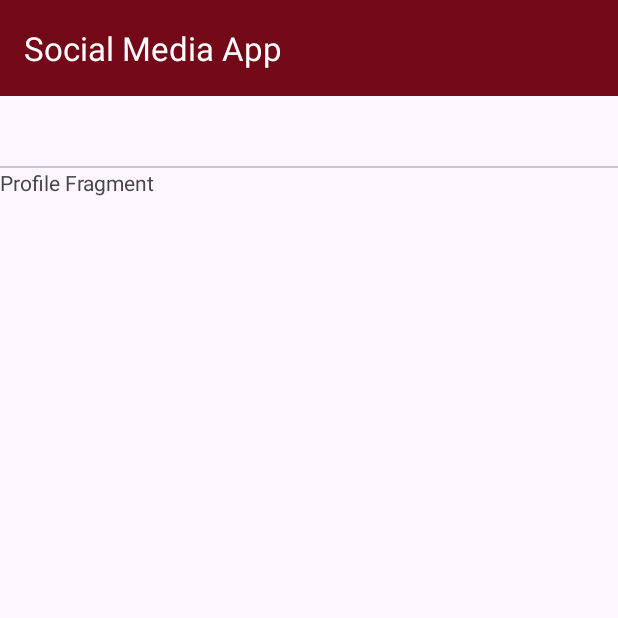
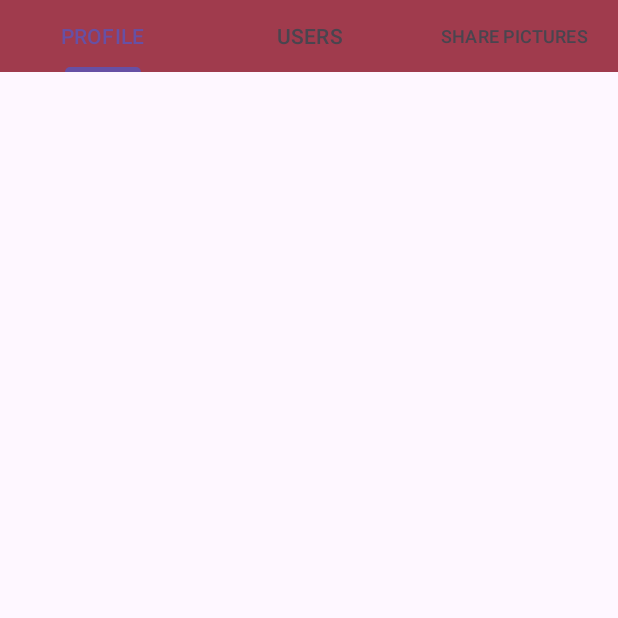
Before and after one commit to AkhladLaraib/InstagramClone, an Android app: the SocialMediaActivity screen opened directly, with no data from a screen before it, on a phone screen of 412 x 824 dp, the top half of it. Run offline under Robolectric (Android 15) with nearby library versions, the phone set to English and light mode, and no system bars.

Commit message:
TabLayout setup

```diff
--- a/app/src/main/AndroidManifest.xml
+++ b/app/src/main/AndroidManifest.xml
@@ -18,8 +18,7 @@
         android:usesCleartextTraffic="true"
         tools:targetApi="31">
         <activity
-            android:name=".SocialMediaActivity"
-            android:exported="false" />
+            android:name=".SocialMediaActivity" />
         <activity
             android:name=".LoginActivity" />
         <activity
--- a/app/src/main/java/com/example/instagramclone/SocialMediaActivity.java
+++ b/app/src/main/java/com/example/instagramclone/SocialMediaActivity.java
@@ -4,17 +4,18 @@ import static androidx.viewpager2.widget.ViewPager2.*;
 
 import androidx.appcompat.app.AppCompatActivity;
 import androidx.appcompat.widget.Toolbar;
+import androidx.viewpager.widget.ViewPager;
 import androidx.viewpager2.widget.ViewPager2;
 
 import android.os.Bundle;
 
 import com.google.android.material.tabs.TabLayout;
 import com.google.android.material.tabs.TabLayout.OnTabSelectedListener;
+import com.google.android.material.tabs.TabLayoutMediator;
 
 public class SocialMediaActivity extends AppCompatActivity {
 
-    private ViewPager2 viewPager;
-    private TabLayout tabLayout;
+    private Toolbar toolbar;
 
     @Override
     protected void onCreate(Bundle savedInstanceState) {
@@ -28,43 +29,57 @@ public class SocialMediaActivity extends AppCompatActivity {
             Toolbar toolbar = findViewById(R.id.myToolbar);
             setSupportActionBar(toolbar);
 
-            viewPager = findViewById(R.id.viewPager);
-            tabLayout = findViewById(R.id.tabLayout);
+            ViewPager2 viewPager = findViewById(R.id.viewPager);
+            TabAdapter tabAdapter = new TabAdapter(getSupportFragmentManager(), getLifecycle());
+            viewPager.setAdapter(tabAdapter);
 
-            TabAdapter tabAdapter = new TabAdapter(getSupportFragmentManager(), null, getTitle().toString());
-            viewPager.setAdapter(tabAdapter);
+            TabLayout tabLayout = findViewById(R.id.tabLayout);
+            new TabLayoutMediator(tabLayout, viewPager,
+                    (tab, position) -> {
+                        switch (position) {
+                            case 0:
+                                tab.setText("PROFILE");
+                                break;
+                            case 1:
+                                tab.setText("USERS");
+                                break;
+                            case 2:
+                                tab.setText("SHARE PICTURES");
+                                break;
+                        }
+                    }).attach();
         } catch (NullPointerException e) {
 
             e.getMessage();
         }
 
 
-
-        tabLayout.addOnTabSelectedListener(new OnTabSelectedListener() {
-            @Override
-            public void onTabSelected(TabLayout.Tab tab) {
-
-                viewPager.setCurrentItem(tab.getPosition());
-            }
-
-            @Override
-            public void onTabUnselected(TabLayout.Tab tab) {
-
-            }
-
-            @Override
-            public void onTabReselected(TabLayout.Tab tab) {
-
-            }
-        });
-
-        viewPager.registerOnPageChangeCallback(new OnPageChangeCallback() {
-            @Override
-            public void onPageSelected(int position) {
-
-                tabLayout.selectTab(tabLayout.getTabAt(position));
-            }
-        });
+//
+//        tabLayout.addOnTabSelectedListener(new OnTabSelectedListener() {
+//            @Override
+//            public void onTabSelected(TabLayout.Tab tab) {
+//
+//                viewPager.setCurrentItem(tab.getPosition());
+//            }
+//
+//            @Override
+//            public void onTabUnselected(TabLayout.Tab tab) {
+//
+//            }
+//
+//            @Override
+//            public void onTabReselected(TabLayout.Tab tab) {
+//
+//            }
+//        });
+//
+//        viewPager.registerOnPageChangeCallback(new OnPageChangeCallback() {
+//            @Override
+//            public void onPageSelected(int position) {
+//
+//                tabLayout.selectTab(tabLayout.getTabAt(position));
+//            }
+//        });
 
 
     }
--- a/app/src/main/java/com/example/instagramclone/TabAdapter.java
+++ b/app/src/main/java/com/example/instagramclone/TabAdapter.java
@@ -8,13 +8,9 @@ import androidx.viewpager2.adapter.FragmentStateAdapter;
 
 public class TabAdapter extends FragmentStateAdapter {
 
-    private final String fragmentsTitle;
 
-
-    public TabAdapter(@NonNull FragmentManager fragmentManager, Lifecycle lifecycle, String fragmentsTitle) {
+    public TabAdapter(@NonNull FragmentManager fragmentManager, @NonNull Lifecycle lifecycle) {
         super(fragmentManager, lifecycle);
-
-        this.fragmentsTitle = fragmentsTitle;
     }
 
     @NonNull
@@ -22,69 +18,19 @@ public class TabAdapter extends FragmentStateAdapter {
     public Fragment createFragment(int tabPosition) {
 
         switch (tabPosition) {
-
             case 0:
                 return new ProfileTab();
-
             case 1:
                 return new UsersTab();
-
             case 2:
                 return new SharePicturesTab();
-
             default:
                 return null;
-
-
         }
     }
 
     @Override
     public int getItemCount() {
-
         return 3;
     }
-
-    public CharSequence getFragmentsTitle(int position) {
-
-        switch (position) {
-
-            case 0:
-                return "Profile";
-            case 1:
-                return "Users";
-            case 2:
-                return "Share Picture";
-            default:
-                return null;
-        }
-
-
-    }
-
-    //
-//    @Override
-//    public long getItemId(int position) {
-//
-//        switch (position) {
-//
-//            case 0:
-//                return Integer.parseInt("Profile");
-//
-//            case 1:
-//                return Integer.parseInt("Users");
-//
-//            case 2:
-//                return Integer.parseInt("Share Picture");
-//
-//            default:
-//                return 0;
-//
-//        }
-//    }
-
-
-
-
-
 }
--- a/app/src/main/res/layout/activity_login.xml
+++ b/app/src/main/res/layout/activity_login.xml
@@ -4,7 +4,7 @@
     xmlns:tools="http://schemas.android.com/tools"
     android:layout_width="match_parent"
     android:layout_height="match_parent"
-    android:background="#DBC3C3"
+    android:background="#D3977F"
     android:onClick="loginLayoutTapped"
     tools:context=".LoginActivity">
 
--- a/app/src/main/res/layout/activity_signup.xml
+++ b/app/src/main/res/layout/activity_signup.xml
@@ -4,7 +4,7 @@
     xmlns:tools="http://schemas.android.com/tools"
     android:layout_width="match_parent"
     android:layout_height="match_parent"
-    android:background="#DBC3C3"
+    android:background="#8ED27B"
     android:onClick="rootLayoutTapped"
     tools:context=".SignUp">
 
@@ -73,7 +73,7 @@
         android:layout_marginStart="80dp"
         android:layout_marginTop="30dp"
         android:layout_marginEnd="80dp"
-        android:backgroundTint="#730818"
+        android:backgroundTint="#2C7308"
         android:text="SIGNUP"
         android:textColor="@color/white"
         app:cornerRadius="10dp"
@@ -88,7 +88,7 @@
         android:layout_marginStart="80dp"
         android:layout_marginTop="40dp"
         android:layout_marginEnd="80dp"
-        android:backgroundTint="#730818"
+        android:backgroundTint="#2C7308"
         android:text="LOGIN"
         android:textColor="@color/white"
         app:cornerRadius="10dp"
--- a/app/src/main/res/layout/activity_social_media.xml
+++ b/app/src/main/res/layout/activity_social_media.xml
@@ -6,28 +6,24 @@
     android:layout_height="match_parent"
     tools:context=".SocialMediaActivity">
 
+    <com.google.android.material.appbar.AppBarLayout
+        android:layout_width="match_parent"
+        android:layout_height="wrap_content"
+        android:id="@+id/appBarLayout">
+
+        <com.google.android.material.tabs.TabLayout
+            android:id="@+id/tabLayout"
+            android:layout_width="match_parent"
+            android:layout_height="wrap_content"
+            android:background="#CB880C20"
+            android:theme="@style/ThemeOverlay.AppCompat.Dark.ActionBar" />
+
+    </com.google.android.material.appbar.AppBarLayout>
+
     <androidx.viewpager2.widget.ViewPager2
         android:layout_width="match_parent"
         android:layout_height="wrap_content"
         android:id="@+id/viewPager"
         android:layout_below="@+id/appBarLayout" />
 
-    <com.google.android.material.appbar.AppBarLayout
-        android:layout_width="match_parent"
-        android:layout_height="wrap_content"
-        android:id="@+id/appBarLayout">
-
-        <include android:id="@+id/myToolbar"
-            layout="@layout/my_toolbar"/>
-
-        <com.google.android.material.tabs.TabLayout
-            android:layout_width="match_parent"
-            android:layout_height="wrap_content"
-            android:id="@+id/tabLayout"
-            android:theme="@style/ThemeOverlay.AppCompat.Dark.ActionBar" />
-
-    </com.google.android.material.appbar.AppBarLayout>
-
-
-
 </RelativeLayout>
--- a/app/src/main/res/layout/fragment_profile_tab.xml
+++ b/app/src/main/res/layout/fragment_profile_tab.xml
@@ -1,14 +1,10 @@
 <?xml version="1.0" encoding="utf-8"?>
-<FrameLayout xmlns:android="http://schemas.android.com/apk/res/android"
+<androidx.constraintlayout.widget.ConstraintLayout xmlns:android="http://schemas.android.com/apk/res/android"
     xmlns:tools="http://schemas.android.com/tools"
     android:layout_width="match_parent"
     android:layout_height="match_parent"
     tools:context=".ProfileTab">
 
-    <!-- TODO: Update blank fragment layout -->
-    <TextView
-        android:layout_width="match_parent"
-        android:layout_height="match_parent"
-        android:text="Profile Fragment" />
 
-</FrameLayout>
+
+</androidx.constraintlayout.widget.ConstraintLayout>
--- a/app/src/main/res/layout/my_toolbar.xml
+++ b/app/src/main/res/layout/my_toolbar.xml
@@ -1,5 +1,6 @@
 <?xml version="1.0" encoding="utf-8"?>
-<androidx.appcompat.widget.Toolbar xmlns:android="http://schemas.android.com/apk/res/android"
+<androidx.appcompat.widget.Toolbar
+    xmlns:android="http://schemas.android.com/apk/res/android"
     android:id="@+id/myToolbar"
     android:layout_width="match_parent"
     android:layout_height="wrap_content"
--- a/app/src/main/res/values/themes.xml
+++ b/app/src/main/res/values/themes.xml
@@ -6,4 +6,5 @@
     </style>
 
     <style name="Theme.InstagramClone" parent="Base.Theme.InstagramClone" />
+
 </resources>
```
Also changed, not shown: app/src/main/java/com/example/instagramclone/SignUp.java (+10 -5 lines), app/src/main/res/layout/fragment_share_pictures_tab.xml (+3 -7 lines), app/src/main/res/layout/fragment_users_tab.xml (+3 -7 lines).
